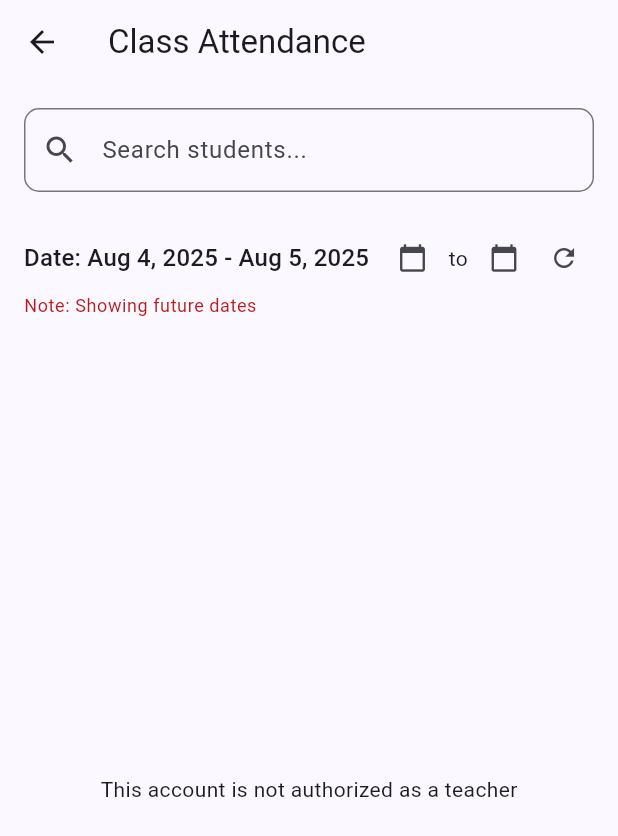
After one commit to Dima-salang/sjlshs_chronos, a Flutter app: the QRScannerScreen screen opened by its route, in the side drawer, after a tap on "Teacher Attendance", on a phone screen of 412 x 824 dp. The commit adds this screen. Shown: the top 836 px of the screen. Run offline on Flutter 3.47's test engine with Material 3 defaults, Android fonts, the phone set to English and light mode, and no system bars; our stand-ins replace cloud_firestore, device_info_plus, file_picker, firebase_auth, firebase_core, flutter_riverpod and 6 more; missing offline and left inert: excel, mobile_scanner, pointycastle; accounts and stored records are empty; generated files the repository leaves out were written again; Roboto replaces fonts that are missing (SF Pro Display).

Commit message:
before teacher attendance

```diff
--- a/lib/features/auth/user_metadata.dart
+++ b/lib/features/auth/user_metadata.dart
@@ -1,27 +1,48 @@
-
-
 class UserMetadata {
-  final String uid;
-  final String email;
-  final String role;
+  final String? uid;
+  final String? email;
+  final String? role;
+  final String? section;
   final bool isVerified;
-  final DateTime createdAt;
+  final DateTime? createdAt;
 
   UserMetadata({
-    required this.uid,
-    required this.email,
-    required this.role,
-    required this.isVerified,
-    required this.createdAt,
+    this.uid,
+    this.email,
+    this.role,
+    this.section,
+    this.isVerified = false,
+    this.createdAt,
   });
 
   factory UserMetadata.fromMap(Map<String, dynamic> map) {
-    return UserMetadata(
-      uid: map['uid'],
-      email: map['email'],
-      role: map['role'],
-      isVerified: map['isVerified'],
-      createdAt: map['createdAt'],
-    );
+    try {
+      return UserMetadata(
+        uid: map['uid'] as String?,
+        email: map['email'] as String?,
+        role: map['role'] as String?,
+        section: map['section'] as String?,
+        isVerified: (map['is_verified'] as bool?) ?? false,
+        createdAt: map['created_at']?.toDate(),
+      );
+    } catch (e) {
+      print('Error creating UserMetadata: $e');
+      print('Map data: $map');
+      rethrow;
+    }
   }
+
+  Map<String, dynamic> toMap() {
+    return {
+      'uid': uid,
+      'email': email,
+      'role': role,
+      'section': section,
+      'is_verified': isVerified,
+      'created_at': createdAt,
+    };
+  }
+
+  @override
+  String toString() => toMap().toString();
 }
--- /dev/null
+++ b/lib/features/student_management/screens/teacher_attendance_screen.dart
@@ -0,0 +1,274 @@
+import 'package:flutter/material.dart';
+import 'package:cloud_firestore/cloud_firestore.dart';
+import 'package:firebase_auth/firebase_auth.dart';
+import 'package:flutter_riverpod/flutter_riverpod.dart';
+import 'package:go_router/go_router.dart';
+import 'package:intl/intl.dart';
+import 'package:isar/isar.dart';
+import 'package:sjlshs_chronos/features/attendance_tracking/record_manager.dart';
+import 'package:sjlshs_chronos/features/auth/auth_providers.dart';
+import 'package:sjlshs_chronos/features/student_management/models/attendance_record.dart';
+
+class TeacherAttendanceScreen extends ConsumerStatefulWidget {
+  final Isar isar;
+
+  const TeacherAttendanceScreen({
+    Key? key,
+    required this.isar,
+  }) : super(key: key);
+
+  @override
+  TeacherAttendanceScreenState createState() => TeacherAttendanceScreenState();
+}
+
+class TeacherAttendanceScreenState extends ConsumerState<TeacherAttendanceScreen> {
+  late final RecordManager _recordManager;
+  List<AttendanceRecord> _records = [];
+  bool _isLoading = true;
+  String? _errorMessage;
+  DateTime _startDate = DateTime.now();
+  DateTime _endDate = DateTime.now();
+  String _searchQuery = '';
+
+  @override
+  void initState() {
+    super.initState();
+    // Set initial date range to today
+    final now = DateTime.now();
+    _startDate = DateTime(now.year, now.month, now.day, 0, 0, 0);
+    _endDate = _startDate.add(const Duration(days: 1));
+    _recordManager = RecordManager(
+      firestore: FirebaseFirestore.instance,
+      isar: widget.isar,
+    );
+    _loadAttendance();
+  }
+
+  Future<void> _loadAttendance() async {
+    final user = FirebaseAuth.instance.currentUser;
+    if (user == null) {
+      setState(() {
+        _errorMessage = 'User not logged in';
+        _isLoading = false;
+      });
+      return;
+    }
+
+    try {
+      // Get teacher's section from user metadata
+      final userMetadata = await ref.read(userMetadataProvider.future);
+      if (userMetadata == null) {
+        setState(() {
+          _errorMessage = 'User metadata not found';
+          _isLoading = false;
+        });
+        return;
+      }
+
+      // Ensure user is a teacher
+      if (userMetadata.role != 'teacher') {
+        setState(() {
+          _errorMessage = 'This account is not authorized as a teacher';
+          _isLoading = false;
+        });
+        return;
+      }
+
+      // Get the section (non-null due to UserMetadata constraints)
+      final section = userMetadata.section;
+
+      // Use the selected date range
+      final startOfDay = DateTime(_startDate.year, _startDate.month, _startDate.day);
+      final endOfDay = DateTime(_endDate.year, _endDate.month, _endDate.day, 23, 59, 59);
+
+      // Get attendance records for the section
+      final records = await _recordManager.getAbsencesFromFirestore(
+        section: section!,
+        start: startOfDay,
+        end: endOfDay,
+      );
+
+      // Sort by student name for better readability
+      records.sort((a, b) => '${a.lastName}${a.firstName}'.compareTo('${b.lastName}${b.firstName}'));
+
+      setState(() {
+        _records = records;
+        _isLoading = false;
+      });
+    } catch (e) {
+      setState(() {
+        _errorMessage = 'Error loading attendance: $e';
+        _isLoading = false;
+      });
+    }
+  }
+
+  Future<void> _selectDate(BuildContext context, {required bool isStartDate}) async {
+    final DateTime? picked = await showDatePicker(
+      context: context,
+      initialDate: isStartDate ? _startDate : _endDate,
+      firstDate: DateTime(2023),
+      lastDate: DateTime(2100),
+    );
+
+    if (picked != null) {
+      setState(() {
+        if (isStartDate) {
+          _startDate = picked;
+          // If start date is after end date, update end date to match
+          if (_startDate.isAfter(_endDate)) {
+            _endDate = DateTime(picked.year, picked.month, picked.day, 23, 59, 59);
+          }
+        } else {
+          _endDate = DateTime(picked.year, picked.month, picked.day, 23, 59, 59);
+          // If end date is before start date, update start date to match
+          if (_endDate.isBefore(_startDate)) {
+            _startDate = DateTime(picked.year, picked.month, picked.day);
+          }
+        }
+        _isLoading = true;
+      });
+      await _loadAttendance();
+    }
+  }
+
+  List<AttendanceRecord> get _filteredRecords {
+    if (_searchQuery.isEmpty) return _records;
+
+    final query = _searchQuery.toLowerCase();
+    return _records.where((record) {
+      return '${record.firstName} ${record.lastName}'.toLowerCase().contains(query) ||
+          record.studentSection.toLowerCase().contains(query);
+    }).toList();
+  }
+
+  String get _dateRangeText {
+    final startFormat = DateFormat('MMM d, yyyy');
+    final endFormat = DateFormat('MMM d, yyyy');
+
+    if (_startDate.year == _endDate.year &&
+        _startDate.month == _endDate.month &&
+        _startDate.day == _endDate.day) {
+      return startFormat.format(_startDate);
+    }
+
+    return '${startFormat.format(_startDate)} - ${endFormat.format(_endDate)}';
+  }
+
+  @override
+  Widget build(BuildContext context) {
+    return Scaffold(
+      appBar: AppBar(
+        title: const Text('Class Attendance'),
+      ),
+      body: Column(
+        children: [
+          Padding(
+            padding: const EdgeInsets.all(16.0),
+            child: TextField(
+              decoration: InputDecoration(
+                hintText: 'Search students...',
+                prefixIcon: const Icon(Icons.search),
+                border: OutlineInputBorder(
+                  borderRadius: BorderRadius.circular(10.0),
+                ),
+              ),
+              onChanged: (value) {
+                setState(() {
+                  _searchQuery = value;
+                });
+              },
+            ),
+          ),
+          Padding(
+            padding: const EdgeInsets.symmetric(horizontal: 16.0, vertical: 8.0),
+            child: Column(
+              crossAxisAlignment: CrossAxisAlignment.start,
+              children: [
+                Row(
+                  children: [
+                    Expanded(
+                      child: Text(
+                        'Date: $_dateRangeText',
+                        style: Theme.of(context).textTheme.titleMedium,
+                        overflow: TextOverflow.ellipsis,
+                        maxLines: 1,
+                      ),
+                    ),
+                    const SizedBox(width: 8),
+                    IconButton(
+                      icon: const Icon(Icons.calendar_today, size: 20),
+                      onPressed: () => _selectDate(context, isStartDate: true),
+                      tooltip: 'Select start date',
+                      padding: EdgeInsets.zero,
+                      constraints: const BoxConstraints(),
+                      visualDensity: VisualDensity.compact,
+                    ),
+                    const Padding(
+                      padding: EdgeInsets.symmetric(horizontal: 4.0),
+                      child: Text('to', style: TextStyle(fontSize: 14)),
+                    ),
+                    IconButton(
+                      icon: const Icon(Icons.calendar_today, size: 20),
+                      onPressed: () => _selectDate(context, isStartDate: false),
+                      tooltip: 'Select end date',
+                      padding: EdgeInsets.zero,
+                      constraints: const BoxConstraints(),
+                      visualDensity: VisualDensity.compact,
+                    ),
+                    IconButton(
+                      icon: const Icon(Icons.refresh, size: 20),
+                      onPressed: _loadAttendance,
+                      tooltip: 'Refresh',
+                      padding: EdgeInsets.zero,
+                      constraints: const BoxConstraints(),
+                      visualDensity: VisualDensity.compact,
+                    ),
+                  ],
+                ),
+                if (_startDate.isAfter(DateTime.now()) || _endDate.isAfter(DateTime.now()))
+                  Padding(
+                    padding: const EdgeInsets.only(top: 4.0),
+                    child: Text(
+                      'Note: Showing future dates',
+                      style: Theme.of(context).textTheme.bodySmall?.copyWith(
+                        color: Theme.of(context).colorScheme.error,
+                      ),
+                    ),
+                  ),
+              ],
+            ),
+          ),
+          const SizedBox(height: 8),
+          Expanded(
+            child: _isLoading
+                ? const Center(child: CircularProgressIndicator())
+                : _errorMessage != null
+                    ? Center(child: Text(_errorMessage!))
+                    : _filteredRecords.isEmpty
+                        ? const Center(child: Text('No attendance records found'))
+                        : ListView.builder(
+                            itemCount: _filteredRecords.length,
+                            itemBuilder: (context, index) {
+                              final record = _filteredRecords[index];
+                              return Card(
+                                margin: const EdgeInsets.symmetric(horizontal: 16, vertical: 4),
+                                child: ListTile(
+                                  title: Text('${record.lastName}, ${record.firstName}'),
+                                  subtitle: Text(record.studentSection),
+                                  trailing: record.isPresent
+                                      ? const Icon(Icons.check_circle, color: Colors.green)
+                                      : const Icon(Icons.cancel, color: Colors.red),
+                                  onTap: () {
+                                    // Show more details if needed
+                                  },
+                                ),
+                              );
+                            },
+                          ),
+          ),
+        ],
+      ),
+    );
+  }
+}
--- a/lib/router/app_router.dart
+++ b/lib/router/app_router.dart
@@ -1,39 +1,67 @@
-import 'package:firebase_auth/firebase_auth.dart';
 import 'package:flutter/material.dart';
+import 'package:flutter_riverpod/flutter_riverpod.dart';
 import 'package:go_router/go_router.dart';
-import 'package:isar/isar.dart';
-import 'package:cloud_firestore/cloud_firestore.dart';
 import 'package:sjlshs_chronos/features/student_management/screens/student_management_screen.dart';
 import 'package:sjlshs_chronos/features/student_management/screens/attendance_records_screen.dart';
-import 'package:sjlshs_chronos/widgets/app_scaffold.dart';
 import 'package:sjlshs_chronos/features/auth/screens/login_screen.dart';
 import 'package:sjlshs_chronos/features/auth/screens/register_screen.dart';
 import 'package:sjlshs_chronos/features/auth/screens/account_verification_screen.dart';
 import 'package:sjlshs_chronos/features/auth/screens/verification_info_screen.dart';
-import 'package:sjlshs_chronos/features/auth/user_metadata.dart' as user_metadata;
+import 'package:sjlshs_chronos/features/student_management/screens/teacher_attendance_screen.dart';
+import 'package:sjlshs_chronos/features/attendance_tracking/attendance_tracker.dart';
 import 'package:sjlshs_chronos/main.dart';
+import 'package:sjlshs_chronos/widgets/app_scaffold.dart';
+import 'package:sjlshs_chronos/features/auth/auth_providers.dart';
 
 
 
-class AppRouter {
-  final Isar isar;
-  final FirebaseFirestore firestore;
-  final bool isUserLoggedIn;
-  final user_metadata.UserMetadata? userMetadata;
+final routerProvider = Provider<GoRouter>((ref) {
+  final isarAsync = ref.watch(isarProvider);
+  final userAsync = ref.watch(currentUserProvider);
+  final userMetadataAsync = ref.watch(userMetadataProvider);
 
-  AppRouter({
-    required this.isar,
-    required this.firestore,
-    required this.isUserLoggedIn,
-    required this.userMetadata,
-  });
+  // Show loading screen while checking auth state
+  if (userAsync.isLoading || isarAsync.isLoading) {
+    return GoRouter(
+      routes: [
+        GoRoute(
+          path: '/loading',
+          pageBuilder: (context, state) => MaterialPage(
+            child: Scaffold(
+              body: Center(child: CircularProgressIndicator()),
+            ),
+          ),
+        ),
+      ],
+      initialLocation: '/loading',
+    );
+  }
 
-  late final router = GoRouter(
+  final isar = isarAsync.value!;
+  final user = userAsync.value;
+  final userMetadata = userMetadataAsync.value;
+
+  final bool isUserLoggedIn = user != null;
+
+  return GoRouter(
     initialLocation: isUserLoggedIn ? '/scanner' : '/login',
     redirect: (context, state) {
-      final isLoggedIn = FirebaseAuth.instance.currentUser != null;
+      // Handle loading state
+      if (userAsync.isLoading || isarAsync.isLoading) {
+        return '/loading';
+      }
+
+      final isLoggedIn = user != null;
       final isAuthRoute = state.uri.path == '/login' || state.uri.path == '/register';
       final isVerificationScreen = state.uri.path == '/verification-screen';
+      final isError = userAsync.hasError || isarAsync.hasError;
+
+      if (isError) {
+        print('Error in router state:');
+        if (userAsync.hasError) print('User error: ${userAsync.error}');
+        if (isarAsync.hasError) print('Isar error: ${isarAsync.error}');
+        return '/error';
+      }
 
       if (!isLoggedIn) {
         return isAuthRoute ? null : '/login';
@@ -47,8 +75,13 @@ class AppRouter {
         return '/verification-screen';
       }
 
-      // If user is verified and on verification screen, redirect to home
+      // If user is verified and on verification screen, redirect to appropriate dashboard
       if (isVerified && isVerificationScreen) {
+        // Redirect teachers to their attendance dashboard
+        if (userMetadata?.role == 'teacher') {
+          return '/teacher-attendance';
+        }
+        // Default redirect for other roles
         return '/scanner';
       }
 
@@ -76,6 +109,15 @@ class AppRouter {
         path: '/verification-screen',
         name: 'verification-info',
         builder: (context, state) => const VerificationInfoScreen(),
+      ),
+
+      // Teacher attendance dashboard
+      GoRoute(
+        path: '/teacher-attendance',
+        name: 'teacher-attendance',
+        builder: (context, state) => TeacherAttendanceScreen(
+          isar: isar,
+        ),
       ),
 
       // Main app routes
@@ -124,3 +166,4 @@ class AppRouter {
     ),
   );
 }
+);
--- a/lib/widgets/app_drawer.dart
+++ b/lib/widgets/app_drawer.dart
@@ -83,6 +83,16 @@ class AppDrawer extends StatelessWidget {
               context.push('/attendance');
             },
           ),
+          _buildListTile(
+            context: context,
+            icon: Icons.assignment,
+            title: 'Teacher Attendance',
+            route: '/teacher-attendance',
+            currentRoute: currentRoute,
+            onTap: () {
+              context.push('/teacher-attendance');
+            },
+          ),
 
             const Divider(),
             const Padding(
```
Also changed, not shown: lib/features/attendance_tracking/attendance_tracker.dart (+15 -7 lines), lib/features/attendance_tracking/record_manager.dart (+18 -0 lines), lib/features/auth/auth_providers.dart (+58 -9 lines), lib/features/auth/screens/verification_info_screen.dart (+6 -4 lines), lib/features/student_management/models/attendance_record.dart (+13 -0 lines), lib/main.dart (+2 -22 lines).
